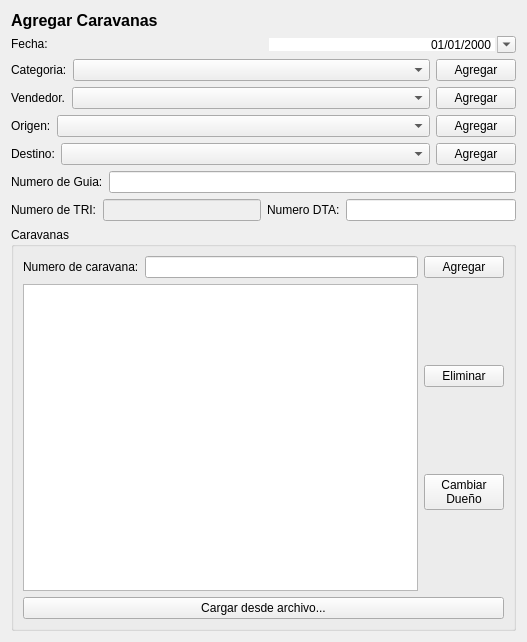
Above: trunk/plugins/aCarCorr/FormMovimientoBase.ui from chungote/gestotux before the change. Below: the same form after it.
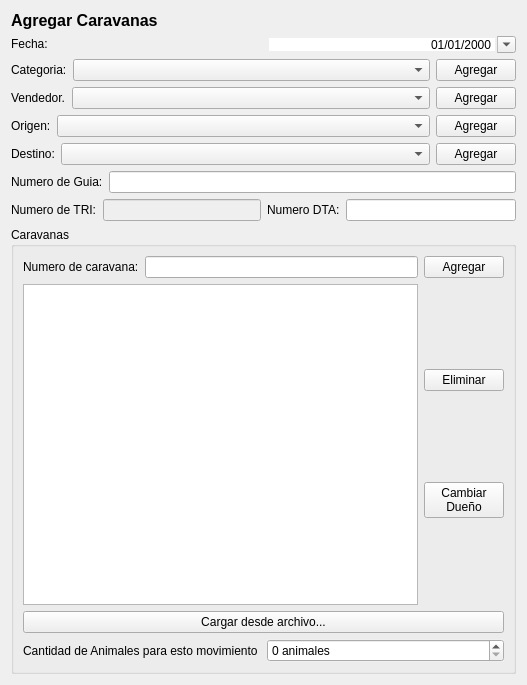
That is the form after the change.

What changed in the file:
```diff
--- a/trunk/plugins/aCarCorr/FormMovimientoBase.ui
+++ b/trunk/plugins/aCarCorr/FormMovimientoBase.ui
@@ -6,7 +6,7 @@
     <x>0</x>
     <y>0</y>
     <width>527</width>
-    <height>642</height>
+    <height>685</height>
    </rect>
   </property>
   <property name="windowTitle" >
@@ -352,6 +352,36 @@
         </property>
        </widget>
       </item>
+      <item>
+       <layout class="QHBoxLayout" name="horizontalLayout_2" >
+        <item>
+         <widget class="QLabel" name="LCantidadAnimales" >
+          <property name="text" >
+           <string>Cantidad de Animales para esto movimiento</string>
+          </property>
+          <property name="textInteractionFlags" >
+           <set>Qt::NoTextInteraction</set>
+          </property>
+          <property name="buddy" >
+           <cstring>SBCantidadAnimales</cstring>
+          </property>
+         </widget>
+        </item>
+        <item>
+         <widget class="QSpinBox" name="SBCantidadAnimales" >
+          <property name="autoFillBackground" >
+           <bool>true</bool>
+          </property>
+          <property name="wrapping" >
+           <bool>false</bool>
+          </property>
+          <property name="suffix" >
+           <string> animales</string>
+          </property>
+         </widget>
+        </item>
+       </layout>
+      </item>
      </layout>
     </widget>
    </item>
```
Left out of the diff: 4 changed lines with no effect on the pictures.
